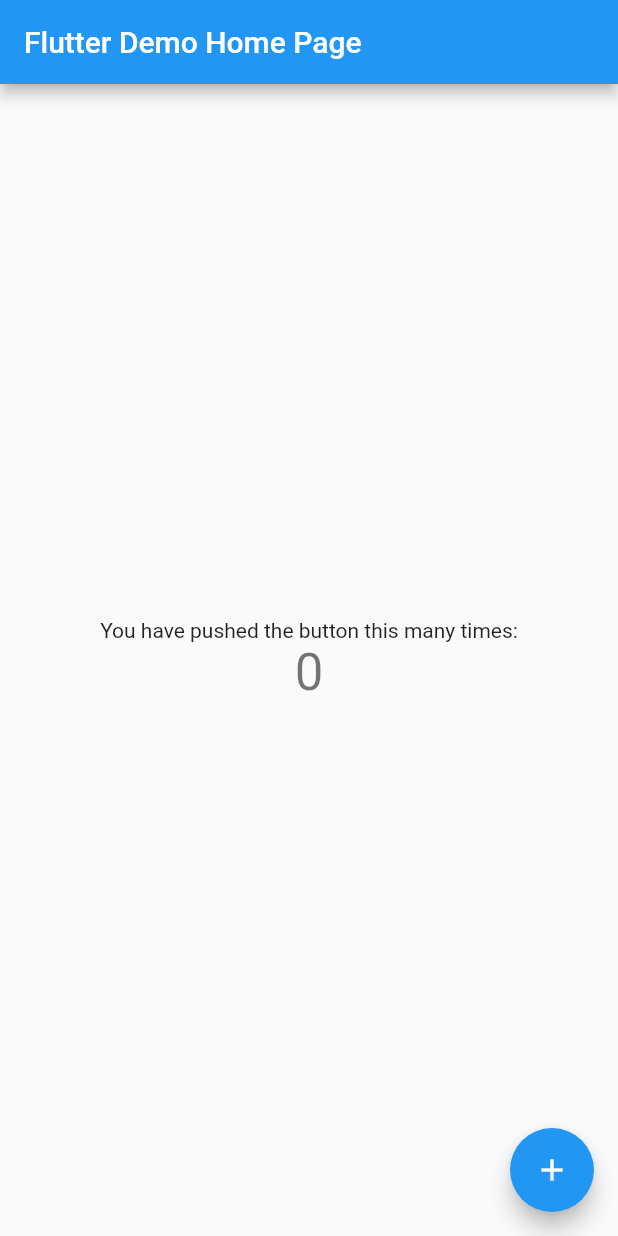
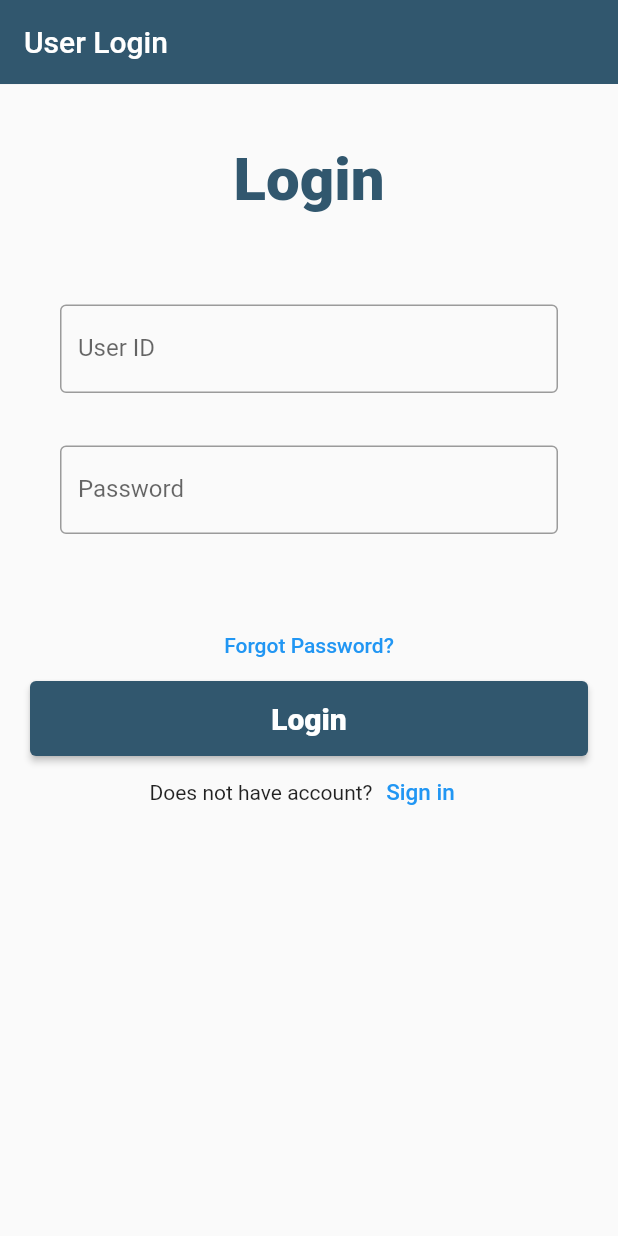
Before and after one commit to mehedihasan03/celloscope-flutter, a Flutter app: the screen it shows after launch, on a phone screen of 412 x 824 dp. Run offline on Flutter 3.47's test engine with Material 2 defaults, Android fonts, the phone set to English and light mode, and no system bars; our stand-ins replace fluttertoast.

Commit message:
complete login

```diff
--- /dev/null
+++ b/lib/helper/host_api.dart
@@ -0,0 +1 @@
+String host = "http://192.168.69.47:8787/api/v1";
--- /dev/null
+++ b/lib/helper/http_exception.dart
@@ -0,0 +1,39 @@
+class HttpException implements Exception {
+  final _message;
+
+  HttpException([this._message]);
+
+  @override
+  String toString() {
+    return "$_message";
+  }
+}
+
+class FetchDataException extends HttpException {
+  FetchDataException(String message)
+      : super(message);
+}
+
+class BadRequestException extends HttpException {
+  BadRequestException([message]) : super(message);
+}
+
+class ValidationException extends HttpException {
+  ValidationException([message]) : super(message);
+}
+
+class UnauthorisedException extends HttpException {
+  UnauthorisedException([message]) : super(message);
+}
+
+class InvalidInputException extends HttpException {
+  InvalidInputException(String message) : super(message);
+}
+
+class AlreadySyncedException extends HttpException {
+  AlreadySyncedException(String message) : super(message);
+}
+
+class DataParseException extends HttpException {
+  DataParseException(String message) : super(message);
+}
--- a/lib/main.dart
+++ b/lib/main.dart
@@ -1,4 +1,5 @@
 import 'package:flutter/material.dart';
+import 'package:flutter_frontend/page/screen/login_screen.dart';
 
 void main() {
   runApp(const MyApp());
@@ -11,105 +12,8 @@ class MyApp extends StatelessWidget {
   @override
   Widget build(BuildContext context) {
     return MaterialApp(
-      title: 'Flutter Demo',
-      theme: ThemeData(
-        // This is the theme of your application.
-        //
-        // Try running your application with "flutter run". You'll see the
-        // application has a blue toolbar. Then, without quitting the app, try
-        // changing the primarySwatch below to Colors.green and then invoke
-        // "hot reload" (press "r" in the console where you ran "flutter run",
-        // or simply save your changes to "hot reload" in a Flutter IDE).
-        // Notice that the counter didn't reset back to zero; the application
-        // is not restarted.
-        primarySwatch: Colors.blue,
-      ),
-      home: const MyHomePage(title: 'Flutter Demo Home Page'),
+      debugShowCheckedModeBanner: false,
+      home: Loginpage()
     );
   }
 }
-
-class MyHomePage extends StatefulWidget {
-  const MyHomePage({Key? key, required this.title}) : super(key: key);
-
-  // This widget is the home page of your application. It is stateful, meaning
-  // that it has a State object (defined below) that contains fields that affect
-  // how it looks.
-
-  // This class is the configuration for the state. It holds the values (in this
-  // case the title) provided by the parent (in this case the App widget) and
-  // used by the build method of the State. Fields in a Widget subclass are
-  // always marked "final".
-
-  final String title;
-
-  @override
-  State<MyHomePage> createState() => _MyHomePageState();
-}
-
-class _MyHomePageState extends State<MyHomePage> {
-  int _counter = 0;
-
-  void _incrementCounter() {
-    setState(() {
-      // This call to setState tells the Flutter framework that something has
-      // changed in this State, which causes it to rerun the build method below
-      // so that the display can reflect the updated values. If we changed
-      // _counter without calling setState(), then the build method would not be
-      // called again, and so nothing would appear to happen.
-      _counter++;
-    });
-  }
-
-  @override
-  Widget build(BuildContext context) {
-    // This method is rerun every time setState is called, for instance as done
-    // by the _incrementCounter method above.
-    //
-    // The Flutter framework has been optimized to make rerunning build methods
-    // fast, so that you can just rebuild anything that needs updating rather
-    // than having to individually change instances of widgets.
-    return Scaffold(
-      appBar: AppBar(
-        // Here we take the value from the MyHomePage object that was created by
-        // the App.build method, and use it to set our appbar title.
-        title: Text(widget.title),
-      ),
-      body: Center(
-        // Center is a layout widget. It takes a single child and positions it
-        // in the middle of the parent.
-        child: Column(
-          // Column is also a layout widget. It takes a list of children and
-          // arranges them vertically. By default, it sizes itself to fit its
-          // children horizontally, and tries to be as tall as its parent.
-          //
-          // Invoke "debug painting" (press "p" in the console, choose the
-          // "Toggle Debug Paint" action from the Flutter Inspector in Android
-          // Studio, or the "Toggle Debug Paint" command in Visual Studio Code)
-          // to see the wireframe for each widget.
-          //
-          // Column has various properties to control how it sizes itself and
-          // how it positions its children. Here we use mainAxisAlignment to
-          // center the children vertically; the main axis here is the vertical
-          // axis because Columns are vertical (the cross axis would be
-          // horizontal).
-          mainAxisAlignment: MainAxisAlignment.center,
-          children: <Widget>[
-            const Text(
-              'You have pushed the button this many times:',
-            ),
-            Text(
-              '$_counter',
-              style: Theme.of(context).textTheme.headline4,
-            ),
-          ],
-        ),
-      ),
-      floatingActionButton: FloatingActionButton(
-        onPressed: _incrementCounter,
-        tooltip: 'Increment',
-        child: const Icon(Icons.add),
-      ), // This trailing comma makes auto-formatting nicer for build methods.
-    );
-  }
-}
--- /dev/null
+++ b/lib/page/model/login.dart
@@ -0,0 +1,53 @@
+class Login {
+  late String userId;
+  late String password;
+
+//<editor-fold desc="Data Methods">
+
+  Login({
+    required this.userId,
+    required this.password,
+  });
+
+  @override
+  bool operator ==(Object other) =>
+      identical(this, other) ||
+      (other is Login &&
+          runtimeType == other.runtimeType &&
+          userId == other.userId &&
+          password == other.password);
+
+  @override
+  int get hashCode => userId.hashCode ^ password.hashCode;
+
+  @override
+  String toString() {
+    return 'Login{' + ' userId: $userId,' + ' password: $password,' + '}';
+  }
+
+  Login copyWith({
+    String? userId,
+    String? password,
+  }) {
+    return Login(
+      userId: userId ?? this.userId,
+      password: password ?? this.password,
+    );
+  }
+
+  Map<String, dynamic> toMap() {
+    return {
+      'userId': this.userId,
+      'password': this.password,
+    };
+  }
+
+  factory Login.fromMap(Map<String, dynamic> map) {
+    return Login(
+      userId: map['userId'] as String,
+      password: map['password'] as String,
+    );
+  }
+
+//</editor-fold>
+}
--- /dev/null
+++ b/lib/page/model/signup.dart
@@ -0,0 +1,64 @@
+class User {
+  late String userId;
+  late String password;
+  late String mobile;
+
+//<editor-fold desc="Data Methods">
+
+  User({
+    required this.userId,
+    required this.password,
+    required this.mobile,
+  });
+
+  @override
+  bool operator ==(Object other) =>
+      identical(this, other) ||
+      (other is User &&
+          runtimeType == other.runtimeType &&
+          userId == other.userId &&
+          password == other.password &&
+          mobile == other.mobile);
+
+  @override
+  int get hashCode => userId.hashCode ^ password.hashCode ^ mobile.hashCode;
+
+  @override
+  String toString() {
+    return 'User{' +
+        ' userId: $userId,' +
+        ' password: $password,' +
+        ' mobile: $mobile,' +
+        '}';
+  }
+
+  User copyWith({
+    String? userId,
+    String? password,
+    String? mobile,
+  }) {
+    return User(
+      userId: userId ?? this.userId,
+      password: password ?? this.password,
+      mobile: mobile ?? this.mobile,
+    );
+  }
+
+  Map<String, dynamic> toMap() {
+    return {
+      'userId': this.userId,
+      'password': this.password,
+      'mobile': this.mobile,
+    };
+  }
+
+  factory User.fromMap(Map<String, dynamic> map) {
+    return User(
+      userId: map['userId'] as String,
+      password: map['password'] as String,
+      mobile: map['mobile'] as String,
+    );
+  }
+
+//</editor-fold>
+}
--- /dev/null
+++ b/lib/page/screen/login_screen.dart
@@ -0,0 +1,158 @@
+import 'dart:convert';
+import 'dart:developer';
+
+import 'package:flutter/cupertino.dart';
+import 'package:flutter/material.dart';
+import 'package:flutter_frontend/page/screen/home_screen.dart';
+import 'package:flutter_frontend/page/screen/signup_screen.dart';
+import 'package:fluttertoast/fluttertoast.dart';
+
+import '../../helper/host_api.dart';
+import '../../helper/http_helper.dart';
+import '../model/login.dart';
+
+class Loginpage extends StatefulWidget {
+  const Loginpage({Key? key}) : super(key: key);
+
+  @override
+  State<Loginpage> createState() => _LoginpageState();
+}
+
+class _LoginpageState extends State<Loginpage> {
+
+
+  final _http = HttpHelper();
+
+  final _userIdController = TextEditingController();
+  final _passwordController = TextEditingController();
+
+  Future<void> loginUser() async {
+    String userId = _userIdController.value.text;
+    String password = _passwordController.value.text;
+    var model = Login(userId: userId, password: password);
+    String _body = jsonEncode(model.toMap());
+    try {
+      final response = await _http.postData(host + '/login', _body);
+      print(response.toString());
+      Navigator.push(
+        context,
+        MaterialPageRoute(builder: (context) => HomePage()),
+      );
+      Fluttertoast.showToast(
+          msg: "Login successful",
+          toastLength: Toast.LENGTH_LONG,
+          gravity: ToastGravity.CENTER,
+          timeInSecForIosWeb: 1,
+          backgroundColor: Colors.green,
+          textColor: Colors.white,
+          fontSize: 16.0);
+
+    } catch (e) {
+      log(e.toString());
+      Fluttertoast.showToast(
+          msg: "$e",
+          toastLength: Toast.LENGTH_LONG,
+          gravity: ToastGravity.CENTER,
+          timeInSecForIosWeb: 1,
+          backgroundColor: Colors.red,
+          textColor: Colors.white,
+          fontSize: 16.0);
+    }
+  }
+
+
+  @override
+  Widget build(BuildContext context) {
+    return Scaffold(
+      appBar: AppBar(
+        title: const Text("User Login"),
+        elevation: .1,
+        backgroundColor: Color.fromRGBO(49, 87, 110, 1.0),
+      ),
+      body: Padding(
+          padding: const EdgeInsets.all(10),
+          child: ListView(
+            children: <Widget>[
+              Container(
+                  alignment: Alignment.center,
+                  padding: const EdgeInsets.all(30),
+                  child: const Text(
+                    'Login',
+                    style: TextStyle(
+                        color: Color.fromRGBO(49, 87, 110, 1.0),
+                        fontWeight: FontWeight.w900,
+                        fontSize: 40),
+                  )),
+              Container(
+                padding: const EdgeInsets.all(30),
+                child: TextField(
+                  controller: _userIdController,
+                  decoration: const InputDecoration(
+                      border: OutlineInputBorder(),
+                      labelText: 'User ID',
+                      hintText: "Type your User ID"),
+                ),
+              ),
+              Container(
+                padding: const EdgeInsets.fromLTRB(30, 5, 30, 0),
+                child: TextField(
+                  obscureText: true,
+                  controller: _passwordController,
+                  decoration: const InputDecoration(
+                      border: OutlineInputBorder(),
+                      labelText: 'Password',
+                      hintText: "Type your password"),
+                ),
+              ),
+              const SizedBox(
+                height: 50.0,
+              ),
+              TextButton(
+                onPressed: () {
+//forgot password screen
+                },
+                child: const Text(
+                  'Forgot Password?',
+                ),
+              ),
+              Container(
+                  height: 50,
+                  padding: const EdgeInsets.fromLTRB(10, 0, 10, 0),
+                  child: ElevatedButton(
+                    style: ElevatedButton.styleFrom(
+                        primary: Color.fromRGBO(49, 87, 110, 1.0)
+                    ),
+                    child: const Text(
+                      'Login',
+                      style: TextStyle(
+                          fontSize: 20.0, fontWeight: FontWeight.w900),
+                    ),
+                    onPressed: () {
+                      print(_userIdController.text);
+                      print(_passwordController.text);
+                      loginUser();
+                    },
+                  )),
+              Row(
+                children: <Widget>[
+                  const Text('Does not have account?'),
+                  TextButton(
+                    child: const Text(
+                      'Sign in',
+                      style: TextStyle(fontSize: 15),
+                    ),
+                    onPressed: () {
+                      Navigator.push(
+                        context,
+                        MaterialPageRoute(builder: (context) => SignUpPage()),
+                      );
+                    },
+                  )
+                ],
+                mainAxisAlignment: MainAxisAlignment.center,
+              ),
+            ],
+          )),
+    );
+  }
+}
--- a/pubspec.yaml
+++ b/pubspec.yaml
@@ -29,11 +29,12 @@ environment:
 dependencies:
   flutter:
     sdk: flutter
-
+  http: ^0.13.4
 
   # The following adds the Cupertino Icons font to your application.
   # Use with the CupertinoIcons class for iOS style icons.
   cupertino_icons: ^1.0.2
+  fluttertoast: ^8.0.8
 
 dev_dependencies:
   flutter_test:
```
Also changed, not shown: lib/helper/http_helper.dart (added, +80 -0 lines), lib/page/screen/home_screen.dart (added, +21 -0 lines), lib/page/screen/signup_screen.dart (added, +152 -0 lines), pubspec.lock.
